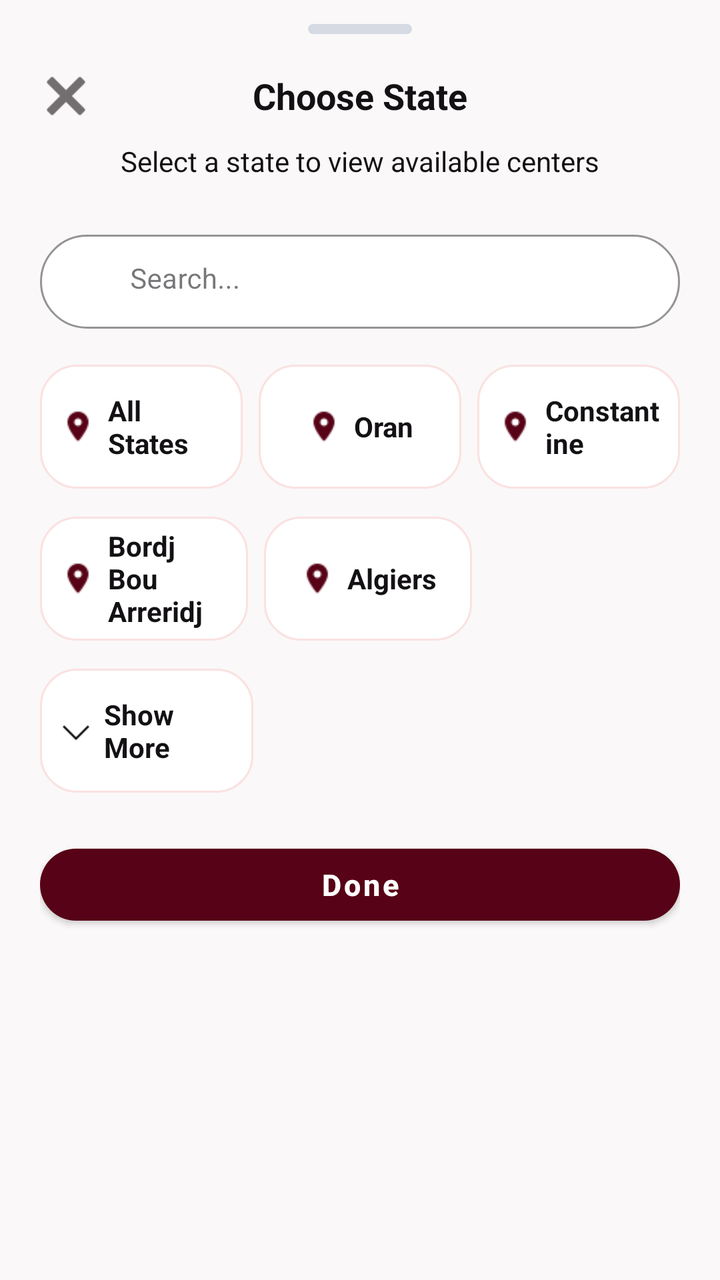
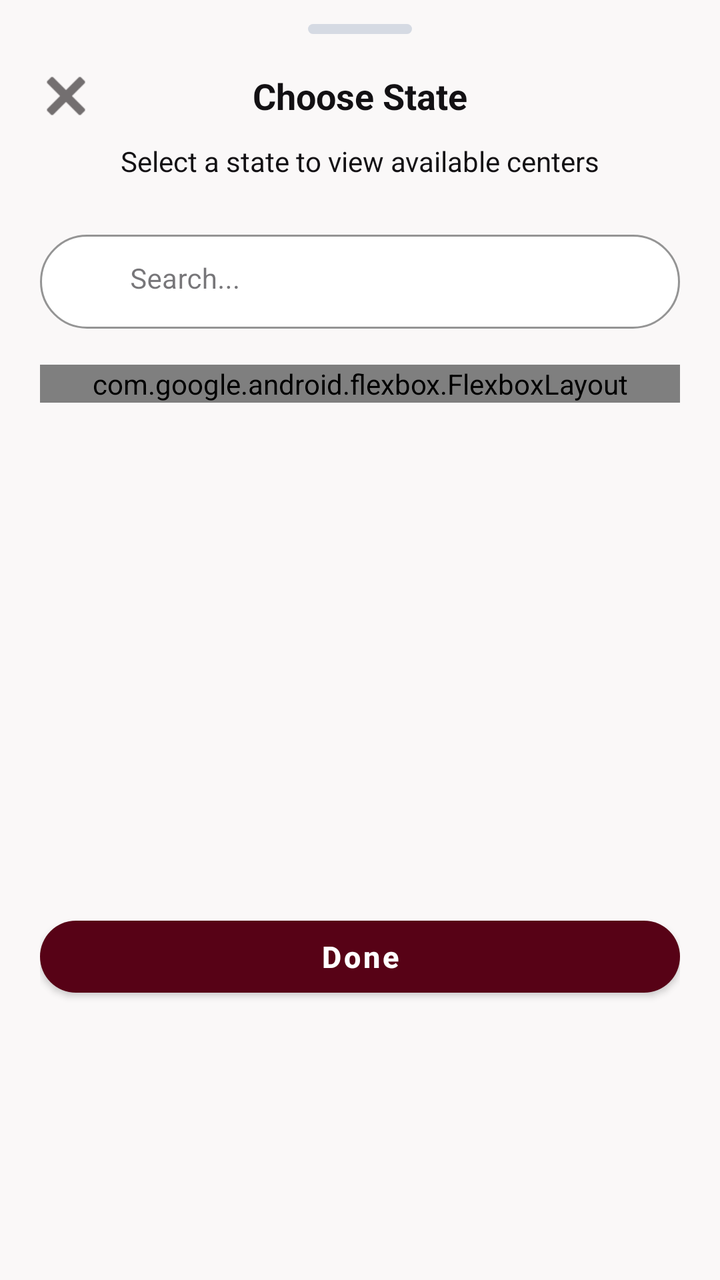

Before-and-after screenshots of an Android layout around one commit, followed by the original layout XML and the change that was made.
<!-- AndroidManifest.xml: application theme Theme.DownSteps1 -->
<!-- res/layout/bottom_sheet_state.xml -->
<?xml version="1.0" encoding="utf-8"?>
<LinearLayout xmlns:android="http://schemas.android.com/apk/res/android"
    xmlns:app="http://schemas.android.com/apk/res-auto"
    android:layout_width="match_parent"
    android:layout_height="wrap_content"
    android:orientation="vertical"
    style="@style/BottomSheet.Root"
    android:background="@color/card_bg"
    android:layoutDirection="ltr">

    <View
        android:layout_width="52dp"
        android:layout_height="5dp"
        android:layout_gravity="center"
        android:background="@drawable/bg_bottom_sheet_handle" />

    <RelativeLayout
        android:layout_width="match_parent"
        android:layout_height="wrap_content"
        android:layout_marginTop="18dp">

        <ImageView
            android:id="@+id/btnCloseStateSheet"
            android:layout_width="26dp"
            android:layout_height="26dp"
            android:layout_alignParentStart="true"
            android:src="@drawable/ic_close"
            app:tint="@color/input_icon"/>

        <TextView
            android:layout_width="wrap_content"
            android:layout_height="wrap_content"
            android:layout_centerInParent="true"
            android:text="@string/choose_state"
            style="@style/Text.Section"/>
    </RelativeLayout>

    <TextView
        android:layout_width="wrap_content"
        android:layout_height="wrap_content"
        android:layout_gravity="center"
        android:layout_marginTop="10dp"
        android:text="@string/select_state_subtitle"
        style="@style/Text.Body" />

    <com.google.android.material.textfield.TextInputLayout
        android:id="@+id/searchBoxState"
        style="@style/Input.Search"
        android:layout_width="match_parent"
        android:layout_height="wrap_content"
        android:layout_marginTop="22dp"
        android:hint="@string/search">

        <com.google.android.material.textfield.TextInputEditText
            android:id="@+id/etSearchState"
            style="@style/EditText"
            android:layout_width="match_parent"
            android:layout_height="wrap_content"
            android:inputType="text"
            android:maxLines="1"
            android:gravity="start"
            android:textDirection="ltr"
            android:layoutDirection="ltr"/>

    </com.google.android.material.textfield.TextInputLayout>

    <LinearLayout
        android:layout_width="match_parent"
        android:layout_height="wrap_content"
        android:layout_marginTop="18dp"
        android:orientation="horizontal"
        android:weightSum="3">

        <LinearLayout
            android:id="@+id/itemAllStates"
            android:layout_width="0dp"
            android:layout_height="62dp"
            android:layout_weight="1"
            android:layout_marginEnd="8dp"
            android:background="@drawable/bg_state_chip"
            android:gravity="center"
            android:orientation="horizontal"
            android:paddingStart="10dp"
            android:paddingEnd="10dp">

            <ImageView
                android:id="@+id/ivAllStates"
                android:layout_width="18dp"
                android:layout_height="18dp"
                android:src="@drawable/ic_location"
                app:tint="@color/btn_primary"/>

            <TextView
                android:id="@+id/tvAllStates"
                android:layout_width="wrap_content"
                android:layout_height="wrap_content"
                android:layout_marginStart="6dp"
                android:text="@string/all_states"
                style="@style/Text.Label" />
        </LinearLayout>

        <LinearLayout
            android:id="@+id/itemOran"
            android:layout_width="0dp"
            android:layout_height="62dp"
            android:layout_weight="1"
            android:layout_marginEnd="8dp"
            android:background="@drawable/bg_state_chip"
            android:gravity="center"
            android:orientation="horizontal"
            android:paddingStart="10dp"
            android:paddingEnd="10dp">

            <ImageView
                android:id="@+id/ivOran"
                android:layout_width="18dp"
                android:layout_height="18dp"
                android:src="@drawable/ic_location"
                app:tint="@color/btn_primary" />

            <TextView
                android:id="@+id/tvOran"
                android:layout_width="wrap_content"
                android:layout_height="wrap_content"
                android:layout_marginStart="6dp"
                android:text="Oran"
                style="@style/Text.Label" />
        </LinearLayout>

        <LinearLayout
            android:id="@+id/itemConstantine"
            android:layout_width="0dp"
            android:layout_height="62dp"
            android:layout_weight="1"
            android:background="@drawable/bg_state_chip"
            android:gravity="center"
            android:orientation="horizontal"
            android:paddingStart="10dp"
            android:paddingEnd="10dp">

            <ImageView
                android:id="@+id/ivConstantine"
                android:layout_width="18dp"
                android:layout_height="18dp"
                android:src="@drawable/ic_location"
                app:tint="@color/btn_primary"/>

            <TextView
                android:id="@+id/tvConstantine"
                android:layout_width="wrap_content"
                android:layout_height="wrap_content"
                android:layout_marginStart="6dp"
                android:text="Constantine"
                style="@style/Text.Label"/>
        </LinearLayout>

    </LinearLayout>

    <LinearLayout
        android:layout_width="match_parent"
        android:layout_height="wrap_content"
        android:layout_marginTop="14dp"
        android:orientation="horizontal"
        android:weightSum="3">

        <LinearLayout
            android:id="@+id/itemBba"
            android:layout_width="0dp"
            android:layout_height="62dp"
            android:layout_weight="1"
            android:background="@drawable/bg_state_chip"
            android:gravity="center"
            android:orientation="horizontal"
            android:paddingStart="10dp"
            android:paddingEnd="10dp">

            <ImageView
                android:id="@+id/ivBba"
                android:layout_width="18dp"
                android:layout_height="18dp"
                android:src="@drawable/ic_location"
                app:tint="@color/btn_primary"/>

            <TextView
                android:id="@+id/tvBba"
                android:layout_width="wrap_content"
                android:layout_height="wrap_content"
                android:layout_marginStart="6dp"
                android:text="Bordj Bou Arreridj"
                style="@style/Text.Label" />
        </LinearLayout>

        <LinearLayout
            android:id="@+id/itemAlgiers"
            android:layout_width="0dp"
            android:layout_height="62dp"
            android:layout_weight="1"
            android:layout_marginStart="8dp"
            android:background="@drawable/bg_state_chip"
            android:gravity="center"
            android:orientation="horizontal"
            android:paddingStart="10dp"
            android:paddingEnd="10dp">

            <ImageView
                android:id="@+id/ivAlgiers"
                android:layout_width="18dp"
                android:layout_height="18dp"
                android:src="@drawable/ic_location"
                app:tint="@color/btn_primary" />

            <TextView
                android:id="@+id/tvAlgiers"
                android:layout_width="wrap_content"
                android:layout_height="wrap_content"
                android:layout_marginStart="6dp"
                android:text="Algiers"
                style="@style/Text.Label" />
        </LinearLayout>

        <LinearLayout
            android:id="@+id/itemAnnaba"
            android:layout_width="0dp"
            android:layout_height="72dp"
            android:layout_weight="1"
            android:background="@drawable/bg_state_chip"
            android:gravity="center"
            android:orientation="horizontal"
            android:paddingStart="12dp"
            android:paddingEnd="12dp"
            android:visibility="gone">

            <ImageView
                android:id="@+id/ivAnnaba"
                android:layout_width="20dp"
                android:layout_height="20dp"
                android:src="@drawable/ic_location"
                app:tint="@color/btn_primary"/>

            <TextView
                android:id="@+id/tvAnnaba"
                android:layout_width="wrap_content"
                android:layout_height="wrap_content"
                android:layout_marginStart="8dp"
                android:text="Annaba"
                style="@style/Text.Label" />
        </LinearLayout>
    </LinearLayout>

    <LinearLayout
        android:layout_width="match_parent"
        android:layout_height="wrap_content"
        android:layout_marginTop="14dp"
        android:orientation="horizontal"
        android:weightSum="3">

        <LinearLayout
            android:id="@+id/itemSetif"
            android:layout_width="0dp"
            android:layout_height="72dp"
            android:layout_weight="1"
            android:layout_marginEnd="8dp"
            android:background="@drawable/bg_state_chip"
            android:gravity="center"
            android:orientation="horizontal"
            android:paddingStart="12dp"
            android:paddingEnd="12dp"
            android:visibility="gone">

            <ImageView
                android:id="@+id/ivSetif"
                android:layout_width="20dp"
                android:layout_height="20dp"
                android:src="@drawable/ic_location"
                app:tint="@color/btn_primary" />

            <TextView
                android:id="@+id/tvSetif"
                android:layout_width="wrap_content"
                android:layout_height="wrap_content"
                android:layout_marginStart="8dp"
                android:text="Setif"
                style="@style/Text.Label" />
        </LinearLayout>

        <LinearLayout
            android:id="@+id/itemTlemcen"
            android:layout_width="0dp"
            android:layout_height="72dp"
            android:layout_weight="1"
            android:layout_marginEnd="8dp"
            android:background="@drawable/bg_state_chip"
            android:gravity="center"
            android:orientation="horizontal"
            android:paddingStart="12dp"
            android:paddingEnd="12dp"
            android:visibility="gone">

            <ImageView
                android:id="@+id/ivTlemcen"
                android:layout_width="20dp"
                android:layout_height="20dp"
                android:src="@drawable/ic_location"
                app:tint="@color/btn_primary" />

            <TextView
                android:id="@+id/tvTlemcen"
                android:layout_width="wrap_content"
                android:layout_height="wrap_content"
                android:layout_marginStart="8dp"
                android:text="Tlemcen"
                style="@style/Text.Label" />
        </LinearLayout>

        <LinearLayout
            android:id="@+id/ivShowMoreState"
            android:layout_width="0dp"
            android:layout_height="62dp"
            android:layout_weight="1"
            android:background="@drawable/bg_state_chip"
            android:gravity="center"
            android:orientation="horizontal"
            android:paddingStart="10dp"
            android:paddingEnd="10dp">

            <ImageView
                android:id="@+id/ivShowMore"
                android:layout_width="16dp"
                android:layout_height="16dp"
                android:src="@drawable/flechebas" />

            <TextView
                android:id="@+id/tvShowMore"
                android:layout_width="wrap_content"
                android:layout_height="wrap_content"
                android:layout_marginStart="6dp"
                android:text="@string/show_more"
                style="@style/Text.Label" />
        </LinearLayout>
    </LinearLayout>

    <com.google.android.material.button.MaterialButton
        android:id="@+id/btnApplyState"
        style="@style/Btn.Primary"
        android:layout_width="match_parent"
        android:layout_height="wrap_content"
        android:layout_marginTop="22dp"
        android:text="@string/done" />

</LinearLayout>
<!-- resources referenced by this layout -->
<resources>
  <color name="btn_primary">#570216</color>
  <color name="card_bg">#FAF8F8</color>
  <color name="input_icon">#736F70</color>
  <!-- drawable bg_bottom_sheet_handle (drawable) -->
  <shape xmlns:android="http://schemas.android.com/apk/res/android">
      <solid android:color="#D5DAE3" />
      <corners android:radius="20dp" />
  </shape>
  <!-- drawable bg_state_chip (drawable) -->
  <shape xmlns:android="http://schemas.android.com/apk/res/android">
      <solid android:color="@color/white" />
      <corners android:radius="18dp" />
      <stroke
          android:width="1dp"
          android:color="#FBE1E1" />
  </shape>
  <!-- drawable flechebas: png bitmap (drawable, 219 bytes) -->
  <!-- drawable ic_location: png bitmap (drawable, 311 bytes) -->
  <string name="all_states">All States</string>
  <string name="choose_state">Choose State</string>
  <string name="done">Done</string>
  <string name="search">Search...</string>
  <string name="select_state_subtitle">Select a state to view available centers</string>
  <string name="show_more">Show More</string>
  <style name="BottomSheet.Root" parent="BottomSheet">
          <item name="android:paddingStart">20dp</item>
          <item name="android:paddingTop">12dp</item>
          <item name="android:paddingEnd">20dp</item>
          <item name="android:paddingBottom">24dp</item>
          <item name="android:background">@color/card_bg</item>
      </style>
  <style name="Btn.Primary" parent="Widget.MaterialComponents.Button">
          <item name="android:layout_height">54dp</item>
          <item name="android:textAllCaps">false</item>
          <item name="android:textColor">@color/white</item>
          <item name="android:textSize">15sp</item>
          <item name="android:textStyle">bold</item>
          <item name="backgroundTint">@color/btn_primary</item>
          <item name="cornerRadius">27dp</item>
          <item name="elevation">0dp</item>
      </style>
  <style name="EditText" parent="Widget.MaterialComponents.TextInputEditText.OutlinedBox">
          <item name="android:textColor">@color/text_input</item>
          <item name="android:textColorHint">@color/text_hint</item>
          <item name="android:textSize">14sp</item>
          <item name="android:paddingStart">45dp</item>
          <item name="android:paddingTop">14dp</item>
          <item name="android:paddingBottom">14dp</item>
      </style>
  <style name="Text.Body">
          <item name="android:textColor">@color/text_input</item>
          <item name="android:textSize">14sp</item>
      </style>
  <style name="Text.Label">
          <item name="android:textColor">@color/text_label</item>
          <item name="android:textSize">14sp</item>
          <item name="android:textStyle">bold</item>
      </style>
  <style name="Text.Section">
          <item name="android:textColor">@color/text_title</item>
          <item name="android:textSize">18sp</item>
          <item name="android:textStyle">bold</item>
      </style>
  <style name="Theme.DownSteps1" parent="Base.Theme.DownSteps1" />
  <color name="white">#FFFFFF</color>
  <style name="BottomSheet" />
  <color name="text_input">#131114</color>
  <color name="text_hint">#890221</color>
  <style name="Input.Rounded" parent="Input">
          <item name="boxCornerRadiusTopStart">24dp</item>
          <item name="boxCornerRadiusTopEnd">24dp</item>
          <item name="boxCornerRadiusBottomStart">24dp</item>
          <item name="boxCornerRadiusBottomEnd">24dp</item>
      </style>
  <color name="input_border">#997981</color>
  <color name="input_bg">#FFFFFF</color>
  <color name="text_hint_layout">#97777E</color>
  <color name="text_label">#131114</color>
  <color name="text_title">#131114</color>
  <style name="Base.Theme.DownSteps1" parent="Theme.Material3.DayNight.NoActionBar">
          
          
          <item name="colorPrimary">@color/btn_primary</item>
          <item name="colorSecondary">@color/btn_primary</item>
          <item name="colorAccent">@color/btn_primary</item>
      </style>
  <!-- unchanged entries left out for length: 3 -->
</resources>

<!-- the commit's change to res/layout/bottom_sheet_state.xml (unified diff, before → after) -->
@@ -64,280 +64,24 @@
 
     </com.google.android.material.textfield.TextInputLayout>
 
-    <LinearLayout
+    <ScrollView
         android:layout_width="match_parent"
-        android:layout_height="wrap_content"
-        android:layout_marginTop="18dp"
-        android:orientation="horizontal"
-        android:weightSum="3">
+        android:layout_height="250dp"
+        android:scrollbars="vertical"
+        android:fadeScrollbars="false"
+        android:overScrollMode="never"
+        android:layout_marginTop="18dp">
 
-        <LinearLayout
-            android:id="@+id/itemAllStates"
-            android:layout_width="0dp"
-            android:layout_height="62dp"
-            android:layout_weight="1"
-            android:layout_marginEnd="8dp"
-            android:background="@drawable/bg_state_chip"
-            android:gravity="center"
-            android:orientation="horizontal"
-            android:paddingStart="10dp"
-            android:paddingEnd="10dp">
+        <com.google.android.flexbox.FlexboxLayout
+            android:id="@+id/statesContainer"
+            android:layout_width="match_parent"
+            android:layout_height="wrap_content"
+            app:flexWrap="wrap"
+            app:justifyContent="flex_start"
+            app:alignItems="stretch" />
 
-            <ImageView
-                android:id="@+id/ivAllStates"
-                android:layout_width="18dp"
-                android:layout_height="18dp"
-                android:src="@drawable/ic_location"
-                app:tint="@color/btn_primary"/>
+    </ScrollView>
 
-            <TextView
-                android:id="@+id/tvAllStates"
-                android:layout_width="wrap_content"
-                android:layout_height="wrap_content"
-                android:layout_marginStart="6dp"
-                android:text="@string/all_states"
-                style="@style/Text.Label" />
-        </LinearLayout>
-
-        <LinearLayout
-            android:id="@+id/itemOran"
-            android:layout_width="0dp"
-            android:layout_height="62dp"
-            android:layout_weight="1"
-            android:layout_marginEnd="8dp"
-            android:background="@drawable/bg_state_chip"
-            android:gravity="center"
-            android:orientation="horizontal"
-            android:paddingStart="10dp"
-            android:paddingEnd="10dp">
-
-            <ImageView
-                android:id="@+id/ivOran"
-                android:layout_width="18dp"
-                android:layout_height="18dp"
-                android:src="@drawable/ic_location"
-                app:tint="@color/btn_primary" />
-
-            <TextView
-                android:id="@+id/tvOran"
-                android:layout_width="wrap_content"
-                android:layout_height="wrap_content"
-                android:layout_marginStart="6dp"
-                android:text="Oran"
-                style="@style/Text.Label" />
-        </LinearLayout>
-
-        <LinearLayout
-            android:id="@+id/itemConstantine"
-            android:layout_width="0dp"
-            android:layout_height="62dp"
-            android:layout_weight="1"
-            android:background="@drawable/bg_state_chip"
-            android:gravity="center"
-            android:orientation="horizontal"
-            android:paddingStart="10dp"
-            android:paddingEnd="10dp">
-
-            <ImageView
-                android:id="@+id/ivConstantine"
-                android:layout_width="18dp"
-                android:layout_height="18dp"
-                android:src="@drawable/ic_location"
-                app:tint="@color/btn_primary"/>
-
-            <TextView
-                android:id="@+id/tvConstantine"
-                android:layout_width="wrap_content"
-                android:layout_height="wrap_content"
-                android:layout_marginStart="6dp"
-                android:text="Constantine"
-                style="@style/Text.Label"/>
-        </LinearLayout>
-
-    </LinearLayout>
-
-    <LinearLayout
-        android:layout_width="match_parent"
-        android:layout_height="wrap_content"
-        android:layout_marginTop="14dp"
-        android:orientation="horizontal"
-        android:weightSum="3">
-
-        <LinearLayout
-            android:id="@+id/itemBba"
-            android:layout_width="0dp"
-            android:layout_height="62dp"
-            android:layout_weight="1"
-            android:background="@drawable/bg_state_chip"
-            android:gravity="center"
-            android:orientation="horizontal"
-            android:paddingStart="10dp"
-            android:paddingEnd="10dp">
-
-            <ImageView
-                android:id="@+id/ivBba"
-                android:layout_width="18dp"
-                android:layout_height="18dp"
-                android:src="@drawable/ic_location"
-                app:tint="@color/btn_primary"/>
-
-            <TextView
-                android:id="@+id/tvBba"
-                android:layout_width="wrap_content"
-                android:layout_height="wrap_content"
-                android:layout_marginStart="6dp"
-                android:text="Bordj Bou Arreridj"
-                style="@style/Text.Label" />
-        </LinearLayout>
-
-        <LinearLayout
-            android:id="@+id/itemAlgiers"
-            android:layout_width="0dp"
-            android:layout_height="62dp"
-            android:layout_weight="1"
-            android:layout_marginStart="8dp"
-            android:background="@drawable/bg_state_chip"
-            android:gravity="center"
-            android:orientation="horizontal"
-            android:paddingStart="10dp"
-            android:paddingEnd="10dp">
-
-            <ImageView
-                android:id="@+id/ivAlgiers"
-                android:layout_width="18dp"
-                android:layout_height="18dp"
-                android:src="@drawable/ic_location"
-                app:tint="@color/btn_primary" />
-
-            <TextView
-                android:id="@+id/tvAlgiers"
-                android:layout_width="wrap_content"
-                android:layout_height="wrap_content"
-                android:layout_marginStart="6dp"
-                android:text="Algiers"
-                style="@style/Text.Label" />
-        </LinearLayout>
-
-        <LinearLayout
-            android:id="@+id/itemAnnaba"
-            android:layout_width="0dp"
-            android:layout_height="72dp"
-            android:layout_weight="1"
-            android:background="@drawable/bg_state_chip"
-            android:gravity="center"
-            android:orientation="horizontal"
-            android:paddingStart="12dp"
-            android:paddingEnd="12dp"
-            android:visibility="gone">
-
-            <ImageView
-                android:id="@+id/ivAnnaba"
-                android:layout_width="20dp"
-                android:layout_height="20dp"
-                android:src="@drawable/ic_location"
-                app:tint="@color/btn_primary"/>
-
-            <TextView
-                android:id="@+id/tvAnnaba"
-                android:layout_width="wrap_content"
-                android:layout_height="wrap_content"
-                android:layout_marginStart="8dp"
-                android:text="Annaba"
-                style="@style/Text.Label" />
-        </LinearLayout>
-    </LinearLayout>
-
-    <LinearLayout
-        android:layout_width="match_parent"
-        android:layout_height="wrap_content"
-        android:layout_marginTop="14dp"
-        android:orientation="horizontal"
-        android:weightSum="3">
-
-        <LinearLayout
-            android:id="@+id/itemSetif"
-            android:layout_width="0dp"
-            android:layout_height="72dp"
-            android:layout_weight="1"
-            android:layout_marginEnd="8dp"
-            android:background="@drawable/bg_state_chip"
-            android:gravity="center"
-            android:orientation="horizontal"
-            android:paddingStart="12dp"
-            android:paddingEnd="12dp"
-            android:visibility="gone">
-
-            <ImageView
-                android:id="@+id/ivSetif"
-                android:layout_width="20dp"
-                android:layout_height="20dp"
-                android:src="@drawable/ic_location"
-                app:tint="@color/btn_primary" />
-
-            <TextView
-                android:id="@+id/tvSetif"
-                android:layout_width="wrap_content"
-                android:layout_height="wrap_content"
-                android:layout_marginStart="8dp"
-                android:text="Setif"
-                style="@style/Text.Label" />
-        </LinearLayout>
-
-        <LinearLayout
-            android:id="@+id/itemTlemcen"
-            android:layout_width="0dp"
-            android:layout_height="72dp"
-            android:layout_weight="1"
-            android:layout_marginEnd="8dp"
-            android:background="@drawable/bg_state_chip"
-            android:gravity="center"
-            android:orientation="horizontal"
-            android:paddingStart="12dp"
-            android:paddingEnd="12dp"
-            android:visibility="gone">
-
-            <ImageView
-                android:id="@+id/ivTlemcen"
-                android:layout_width="20dp"
-                android:layout_height="20dp"
-                android:src="@drawable/ic_location"
-                app:tint="@color/btn_primary" />
-
-            <TextView
-                android:id="@+id/tvTlemcen"
-                android:layout_width="wrap_content"
-                android:layout_height="wrap_content"
-                android:layout_marginStart="8dp"
-                android:text="Tlemcen"
-                style="@style/Text.Label" />
-        </LinearLayout>
-
-        <LinearLayout
-            android:id="@+id/ivShowMoreState"
-            android:layout_width="0dp"
-            android:layout_height="62dp"
-            android:layout_weight="1"
-            android:background="@drawable/bg_state_chip"
-            android:gravity="center"
-            android:orientation="horizontal"
-            android:paddingStart="10dp"
-            android:paddingEnd="10dp">
-
-            <ImageView
-                android:id="@+id/ivShowMore"
-                android:layout_width="16dp"
-                android:layout_height="16dp"
-                android:src="@drawable/flechebas" />
-
-            <TextView
-                android:id="@+id/tvShowMore"
-                android:layout_width="wrap_content"
-                android:layout_height="wrap_content"
-                android:layout_marginStart="6dp"
-                android:text="@string/show_more"
-                style="@style/Text.Label" />
-        </LinearLayout>
-    </LinearLayout>
 
     <com.google.android.material.button.MaterialButton
         android:id="@+id/btnApplyState"
<!-- resource entries referenced after the edit -->
@@ -8,22 +8,10 @@
       <solid android:color="#D5DAE3" />
       <corners android:radius="20dp" />
   </shape>
-  <!-- drawable bg_state_chip (drawable) -->
-  <shape xmlns:android="http://schemas.android.com/apk/res/android">
-      <solid android:color="@color/white" />
-      <corners android:radius="18dp" />
-      <stroke
-          android:width="1dp"
-          android:color="#FBE1E1" />
-  </shape>
-  <!-- drawable flechebas: png bitmap (drawable, 219 bytes) -->
-  <!-- drawable ic_location: png bitmap (drawable, 311 bytes) -->
-  <string name="all_states">All States</string>
   <string name="choose_state">Choose State</string>
   <string name="done">Done</string>
   <string name="search">Search...</string>
   <string name="select_state_subtitle">Select a state to view available centers</string>
-  <string name="show_more">Show More</string>
   <style name="BottomSheet.Root" parent="BottomSheet">
           <item name="android:paddingStart">20dp</item>
           <item name="android:paddingTop">12dp</item>
@@ -53,11 +41,6 @@
           <item name="android:textColor">@color/text_input</item>
           <item name="android:textSize">14sp</item>
       </style>
-  <style name="Text.Label">
-          <item name="android:textColor">@color/text_label</item>
-          <item name="android:textSize">14sp</item>
-          <item name="android:textStyle">bold</item>
-      </style>
   <style name="Text.Section">
           <item name="android:textColor">@color/text_title</item>
           <item name="android:textSize">18sp</item>
@@ -77,7 +60,6 @@
   <color name="input_border">#997981</color>
   <color name="input_bg">#FFFFFF</color>
   <color name="text_hint_layout">#97777E</color>
-  <color name="text_label">#131114</color>
   <color name="text_title">#131114</color>
   <style name="Base.Theme.DownSteps1" parent="Theme.Material3.DayNight.NoActionBar">
           
